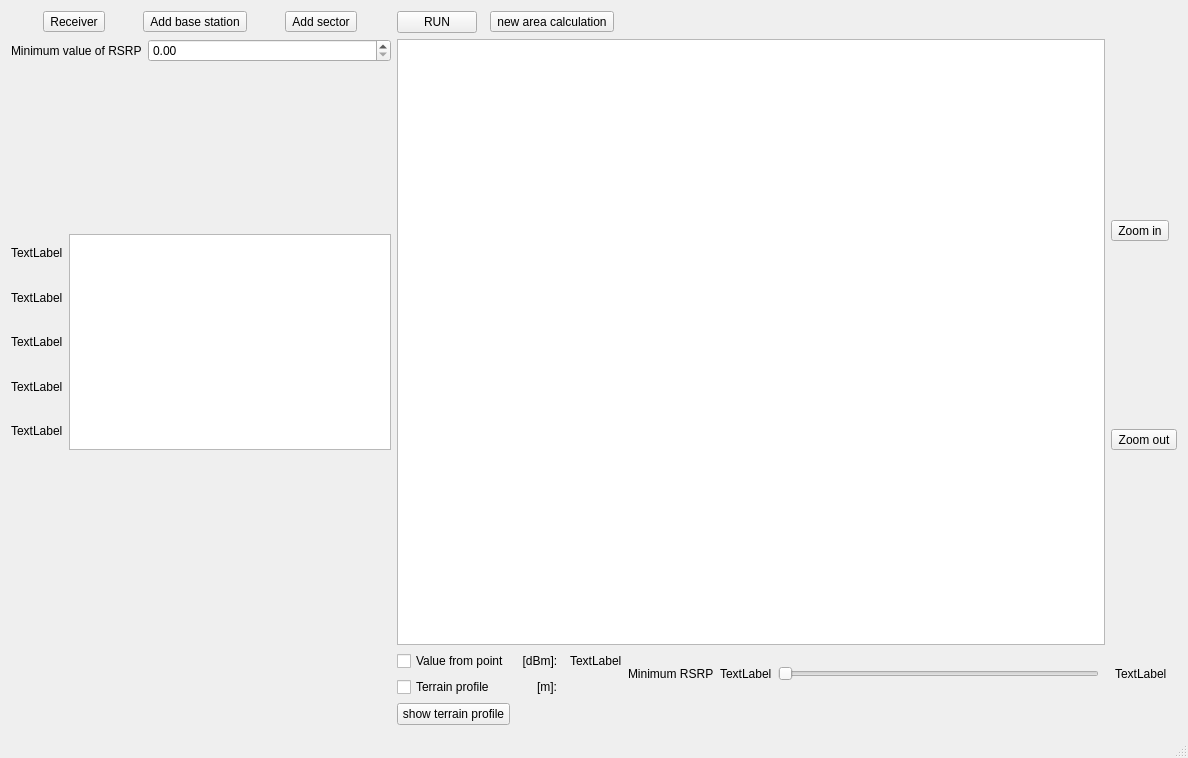
Berlisia/RSRPCalclulator, file mainwindow.ui: the form before one commit.
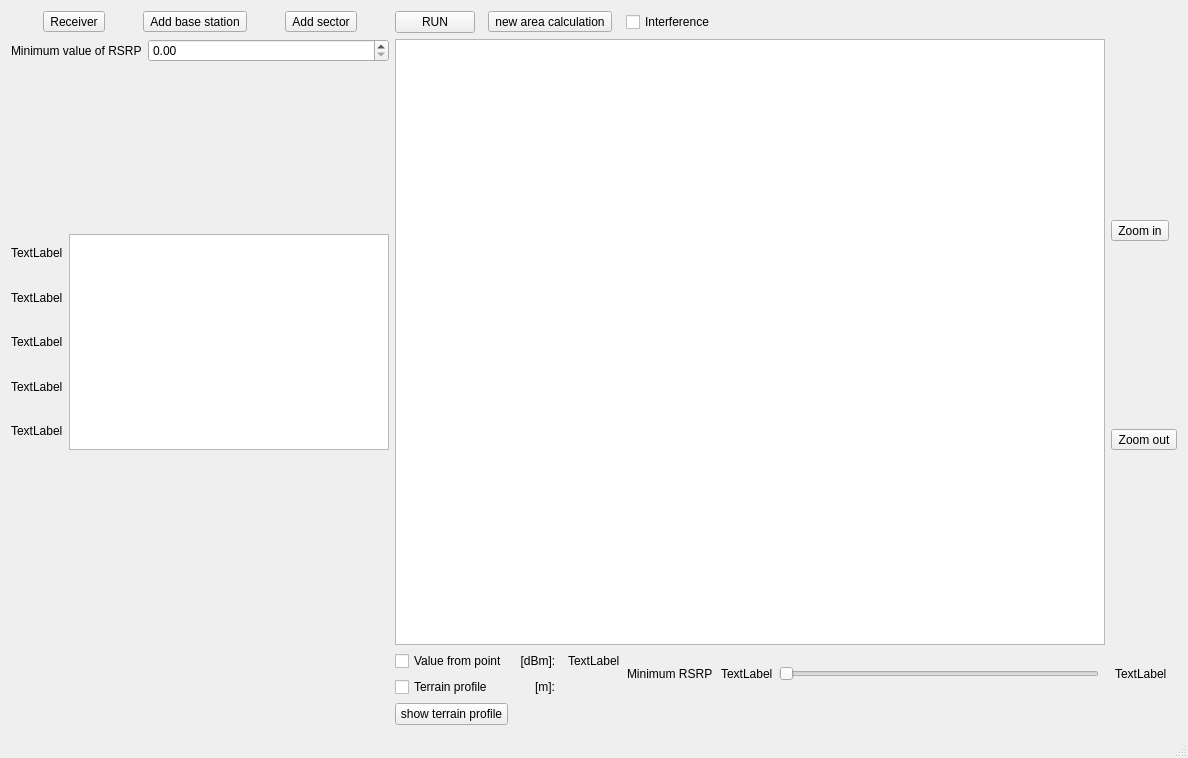
The form after the commit.

Commit message: Interference calculation with static networks parameters

```diff
--- a/mainwindow.ui
+++ b/mainwindow.ui
@@ -270,6 +270,13 @@
       </property>
      </widget>
     </item>
+    <item row="0" column="5">
+     <widget class="QCheckBox" name="interferenceCheckBox">
+      <property name="text">
+       <string>Interference</string>
+      </property>
+     </widget>
+    </item>
    </layout>
   </widget>
   <widget class="QStatusBar" name="statusBar"/>
```
Left out of the diff: 2 changed lines with no effect on the pictures. The commit also changes 14 other files.
